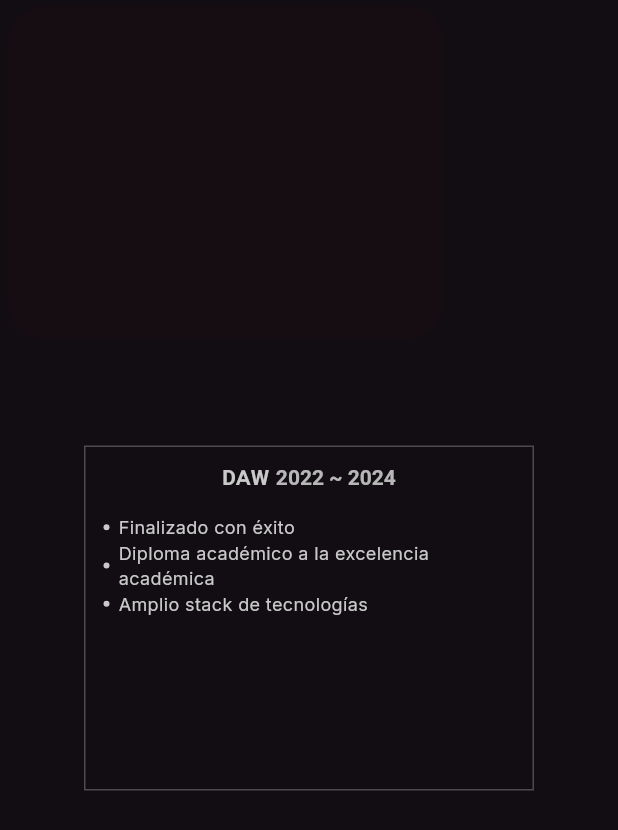
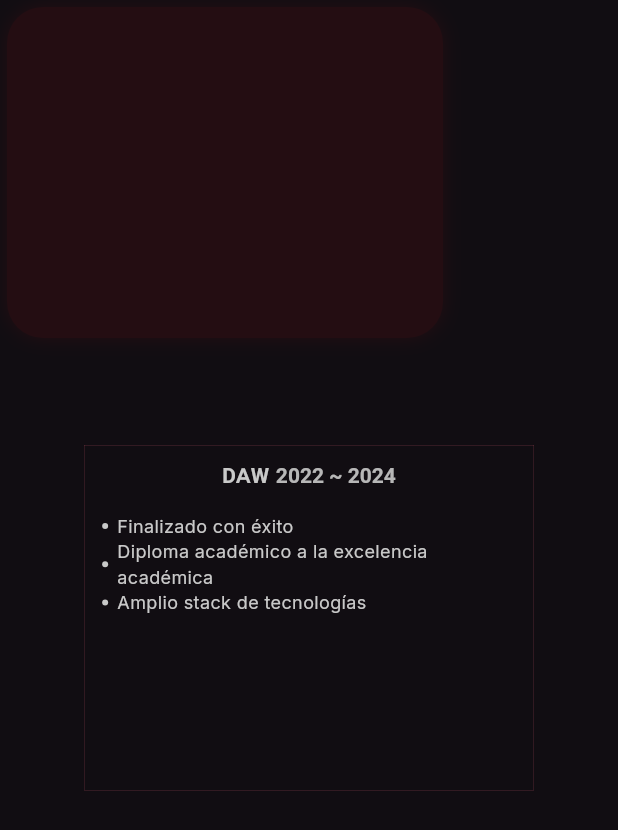
Before and after one commit to yojim6o/portfolio, a Flutter app: the ExperienceItem widget shown alone on an empty page, opened directly with sample values from the repository, on a phone screen of 412 x 824 dp. Shown: the top 830 px of the screen. Run offline on Flutter 3.47's test engine with Material 3 defaults, Android fonts, the phone set to English and light mode, and no system bars; our stand-ins replace dotted_border, dotted_line, flutter_riverpod, flutter_svg, gap, google_fonts and 2 more; accounts and stored records are empty; generated files the repository leaves out were written again.

Commit message:
Changed red color and changed some styles on styledCard and ProjectItem

```diff
--- a/lib/constants/app_constants.dart
+++ b/lib/constants/app_constants.dart
@@ -50,15 +50,15 @@ class _CustomColorMode {
 class AppSkills {
   static final highKnowledge = _CustomColorMode(
     light: Color(0xffDCF5DC),
-    dark: Color(0xFF330A33),
+    dark: Colors.black,
   );
   static final midKnowledge = _CustomColorMode(
     light: Color(0xffDCF5A1),
-    dark: Color(0xFF230a5e),
+    dark: Color.fromARGB(255, 10, 12, 14),
   );
   static final lowKnowledge = _CustomColorMode(
     light: Color(0xffDCDCF5),
-    dark: Color(0xFF23230a),
+    dark: Color.fromARGB(255, 15, 17, 19),
   );
   static Map<String, Map<String, dynamic>> skillCategories = {
     "languages": {
--- a/lib/features/experiences/presentation/experience_body.dart
+++ b/lib/features/experiences/presentation/experience_body.dart
@@ -5,7 +5,7 @@ import 'package:portfolio/constants/app_constants.dart';
 import 'package:portfolio/extensions.dart';
 import 'package:portfolio/widgets/home_title_subtitle.dart';
 
-import '../../../widgets/styled_card.dart';
+import 'experience_item.dart';
 
 final expList = AppExperiences.experiences;
 const expPointsSize = 16;
@@ -118,9 +118,7 @@ class DesktopExperiencesBody extends StatelessWidget {
                   width: expPointsSize.toDouble() / 2,
                   height: expPointsSize.toDouble() / 2,
                   decoration: BoxDecoration(
-                    color: context.theme.colorScheme.onSurface.withAlpha(
-                      210,
-                    ),
+                    color: context.theme.colorScheme.onSurface.withAlpha(210),
                     shape: BoxShape.circle,
                   ),
                 ),
@@ -157,97 +155,3 @@ class MobileExperiencesBody extends StatelessWidget {
     );
   }
 }
-
-const double expWidth = 300;
-const double expHeight = 230;
-
-class ExperienceItem extends StatelessWidget {
-  const ExperienceItem({super.key, required this.experience});
-
-  final Experience experience;
-
-  @override
-  Widget build(BuildContext context) {
-    return StyledCard(
-      borderEffect: true,
-      width: expWidth,
-      height: expHeight,
-      child: Column(
-        children: [
-          RichText(
-            text: TextSpan(
-              children: [
-                TextSpan(
-                  text: experience.title,
-                  style: context.textStyle.bodyLgBold.copyWith(
-                    color: context.theme.colorScheme.onSurface,
-                  ),
-                ),
-                TextSpan(text: " "),
-                TextSpan(
-                  text: '${experience.start.year} ~ ',
-                  style: context.textStyle.titleSmBold.copyWith(
-                    color: context.theme.colorScheme.onSurface.withAlpha(
-                      230,
-                    ),
-                    fontSize: 14,
-                  ),
-                ),
-                TextSpan(
-                  text: '${experience.end?.year ?? ""}',
-                  style: context.textStyle.titleSmBold.copyWith(
-                    color: context.theme.colorScheme.onSurface.withAlpha(
-                      230,
-                    ),
-                    fontSize: 14,
-                  ),
-                ),
-              ],
-            ),
-          ),
-          const Gap(16),
-          Expanded(
-            child: Column(
-              children: [
-                for (final desc in experience.descriptionItems(context))
-                  _ExperienceDescriptionItem(text: desc),
-              ],
-            ),
-          ),
-        ],
-      ),
-    );
-  }
-}
-
-class _ExperienceDescriptionItem extends StatelessWidget {
-  const _ExperienceDescriptionItem({required this.text});
-
-  final String text;
-
-  @override
-  Widget build(BuildContext context) {
-    return Row(
-      children: [
-        Container(
-          width: 4,
-          height: 4,
-          decoration: BoxDecoration(
-            shape: BoxShape.circle,
-            color: context.theme.colorScheme.onSurface,
-          ),
-        ),
-        Gap(6),
-        Expanded(
-          child: Text(
-            text,
-            style: context.textStyle.bodyMdMedium.copyWith(
-              color: context.theme.colorScheme.onSurface,
-              fontWeight: FontWeight.w400,
-            ),
-          ),
-        ),
-      ],
-    );
-  }
-}
--- /dev/null
+++ b/lib/features/experiences/presentation/experience_item.dart
@@ -0,0 +1,96 @@
+import 'package:flutter/cupertino.dart';
+import 'package:gap/gap.dart';
+import 'package:portfolio/extensions.dart';
+
+import '../../../constants/app_constants.dart';
+import '../../../widgets/styled_card.dart';
+
+const double expWidth = 300;
+const double expHeight = 230;
+
+class ExperienceItem extends StatelessWidget {
+  const ExperienceItem({super.key, required this.experience});
+
+  final Experience experience;
+
+  @override
+  Widget build(BuildContext context) {
+    return StyledCard(
+      borderEffect: true,
+      width: expWidth,
+      height: expHeight,
+      child: Column(
+        children: [
+          RichText(
+            text: TextSpan(
+              children: [
+                TextSpan(
+                  text: experience.title,
+                  style: context.textStyle.bodyLgBold.copyWith(
+                    color: context.theme.colorScheme.onSurface,
+                  ),
+                ),
+                TextSpan(text: " "),
+                TextSpan(
+                  text: '${experience.start.year} ~ ',
+                  style: context.textStyle.titleSmBold.copyWith(
+                    color: context.theme.colorScheme.onSurface.withAlpha(230),
+                    fontSize: 14,
+                  ),
+                ),
+                TextSpan(
+                  text: '${experience.end?.year ?? ""}',
+                  style: context.textStyle.titleSmBold.copyWith(
+                    color: context.theme.colorScheme.onSurface.withAlpha(230),
+                    fontSize: 14,
+                  ),
+                ),
+              ],
+            ),
+          ),
+          const Gap(16),
+          Expanded(
+            child: Column(
+              children: [
+                for (final desc in experience.descriptionItems(context))
+                  _ExperienceDescriptionItem(text: desc),
+              ],
+            ),
+          ),
+        ],
+      ),
+    );
+  }
+}
+
+class _ExperienceDescriptionItem extends StatelessWidget {
+  const _ExperienceDescriptionItem({required this.text});
+
+  final String text;
+
+  @override
+  Widget build(BuildContext context) {
+    return Row(
+      children: [
+        Container(
+          width: 4,
+          height: 4,
+          decoration: BoxDecoration(
+            shape: BoxShape.circle,
+            color: context.theme.colorScheme.onSurface,
+          ),
+        ),
+        const Gap(6),
+        Expanded(
+          child: Text(
+            text,
+            style: context.textStyle.bodyMdMedium.copyWith(
+              color: context.theme.colorScheme.onSurface,
+              fontWeight: FontWeight.w400,
+            ),
+          ),
+        ),
+      ],
+    );
+  }
+}
--- a/lib/features/home/presentation/hero_text.dart
+++ b/lib/features/home/presentation/hero_text.dart
@@ -1,9 +1,11 @@
 import 'package:dotted_border/dotted_border.dart';
-import 'package:flutter/cupertino.dart';
+import 'package:flutter/material.dart';
 import 'package:gap/gap.dart';
 import 'package:portfolio/extensions.dart';
 import 'package:portfolio/style/app_size.dart';
 import 'package:portfolio/widgets/appbar/seo_text.dart';
+
+import '../../../style/app_colors.dart';
 
 class HeroText extends StatelessWidget {
   const HeroText({super.key});
@@ -12,7 +14,7 @@ class HeroText extends StatelessWidget {
   Widget build(BuildContext context) {
     return DottedBorder(
       options: RectDottedBorderOptions(
-        color: context.theme.colorScheme.onSecondaryContainer,
+        color: AppColors.pietBlack,
         padding: EdgeInsets.all(0),
       ),
       child: Container(
--- a/lib/style/app_colors.dart
+++ b/lib/style/app_colors.dart
@@ -1,6 +1,8 @@
 import 'package:flutter/material.dart';
 
 class AppColors {
+  AppColors._();
+
   static const primaryColor = pietBlue;
   static const darkBackgroundColor = Color(0xff110D12);
 
@@ -18,7 +20,9 @@ class AppColors {
   });
 
   static const Color pietBlue = Color(0xFF14b2e5);
-  static const Color pietRed = Color(0xFFd21c2b);
+
+  //0xFFd21c2b;
+  static const Color pietRed = Color(0xFFE65F78);
   static const Color pietYellow = Color(0xFFe5b114);
   static const Color pietBlack = Color(0xFF191605);
   static const Color pietWhite = Color(0xFFf9f9f9);
```
Also changed, not shown: lib/features/courses/presentation/project_item.dart (+6 -21 lines), lib/features/courses/presentation/projects_list.dart (+12 -4 lines), lib/widgets/styled_card.dart (+5 -75 lines).
